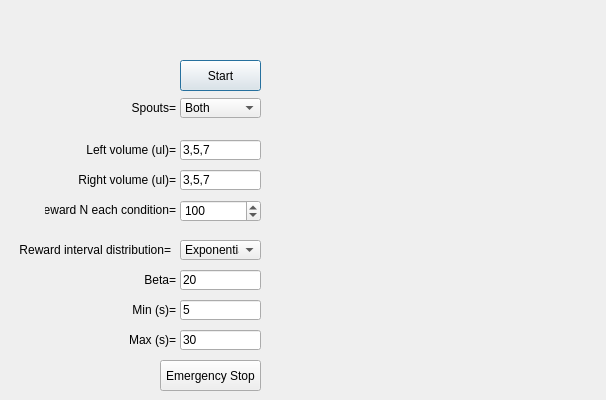
Old version of the form src/foraging_gui/RandomReward.ui in the repository AllenNeuralDynamics/dynamic-foraging-task.
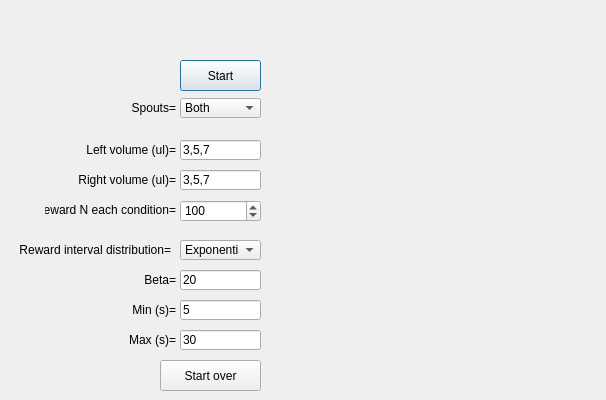
New version of the form.

Commit message: changing the emergency stop to start over

The edit to the form file:
```diff
--- a/src/foraging_gui/RandomReward.ui
+++ b/src/foraging_gui/RandomReward.ui
@@ -463,7 +463,7 @@
     </rect>
    </property>
    <property name="text">
-    <string>Emergency Stop</string>
+    <string>Start over</string>
    </property>
   </widget>
  </widget>
```
Left out of the diff: 2 changed lines with no effect on the pictures. The commit also changes 1 other file.
